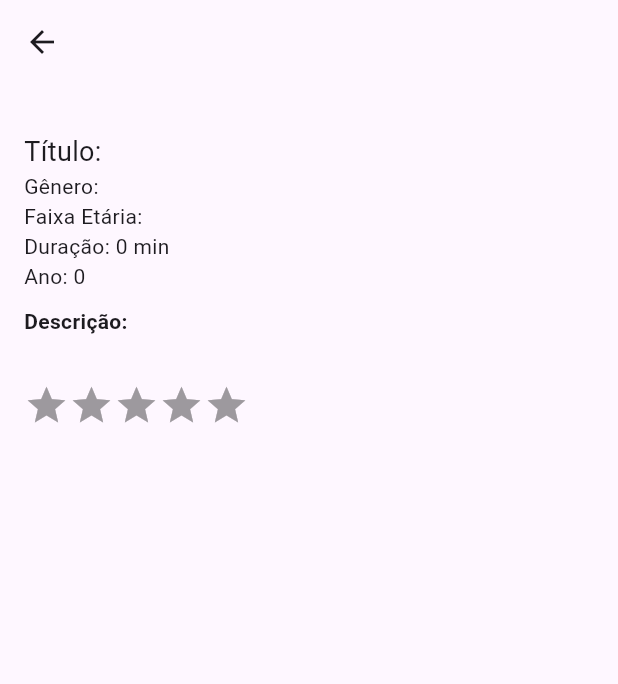
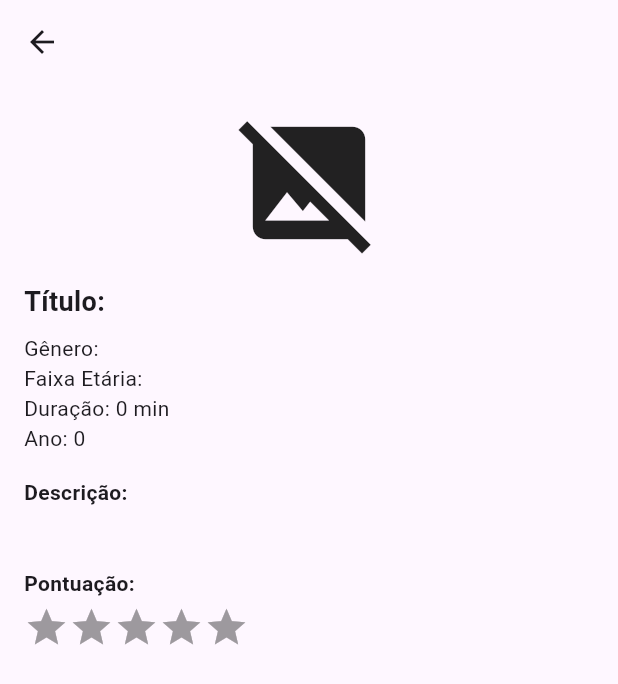
Before and after one commit to allanHenrique1/gerenciador_filmes, a Flutter app: the FilmeDetailView screen opened directly with empty values, on a phone screen of 412 x 824 dp. Shown: the top 684 px of the screen. Run offline on Flutter 3.47's test engine with Material 3 defaults, Android fonts, the phone set to English and light mode, and no system bars; drawn by our look-alikes of flutter_rating_bar; our stand-ins replace flutter_slidable, sqflite; accounts and stored records are empty.

Commit message:
refactor: correção definitiva do contexto de navegação e ajuste de carregamento de imagens

```diff
--- /dev/null
+++ b/devtools_options.yaml
@@ -0,0 +1,3 @@
+description: This file stores settings for Dart & Flutter DevTools.
+documentation: https://docs.flutter.dev/tools/devtools/extensions#configure-extension-enablement-states
+extensions:
--- a/lib/views/filme_detail_view.dart
+++ b/lib/views/filme_detail_view.dart
@@ -10,33 +10,59 @@ class FilmeDetailView extends StatelessWidget {
   @override
   Widget build(BuildContext context) {
     return Scaffold(
-      appBar: AppBar(
-        title: Text(filme.titulo),
-      ),
-      body: Padding(
+      appBar: AppBar(title: Text(filme.titulo)),
+      body: SafeArea(
+        child: Padding(
           padding: const EdgeInsets.all(16.0),
           child: ListView(
             children: [
-            Image.network(filme.urlImagem),
-            SizedBox(height: 16),
-            Text('Título: ${filme.titulo}', style: TextStyle(fontSize: 18)),
+              filme.urlImagem.isNotEmpty
+                  ? Image.network(
+                    filme.urlImagem,
+                    height: 200,
+                    fit: BoxFit.cover,
+                    errorBuilder:
+                        (context, error, stackTrace) =>
+                            const Icon(Icons.broken_image, size: 100),
+                  )
+                  : const Icon(Icons.image_not_supported, size: 100),
+              const SizedBox(height: 16),
+              Text(
+                'Título: ${filme.titulo}',
+                style: const TextStyle(
+                  fontSize: 18,
+                  fontWeight: FontWeight.bold,
+                ),
+              ),
+              const SizedBox(height: 8),
               Text('Gênero: ${filme.genero}'),
               Text('Faixa Etária: ${filme.faixaEtaria}'),
               Text('Duração: ${filme.duracao} min'),
               Text('Ano: ${filme.ano}'),
-            SizedBox(height: 10),
-            Text('Descrição:', style: TextStyle(fontWeight: FontWeight.bold)),
+              const SizedBox(height: 16),
+              const Text(
+                'Descrição:',
+                style: TextStyle(fontWeight: FontWeight.bold),
+              ),
+              const SizedBox(height: 4),
               Text(filme.descricao),
-            SizedBox(height: 10),
+              const SizedBox(height: 16),
+              const Text(
+                'Pontuação:',
+                style: TextStyle(fontWeight: FontWeight.bold),
+              ),
+              const SizedBox(height: 4),
               RatingBarIndicator(
                 rating: filme.pontuacao,
-              itemBuilder: (context, _) => Icon(Icons.star, color: Colors.amber),
+                itemBuilder:
+                    (context, _) => const Icon(Icons.star, color: Colors.amber),
                 itemCount: 5,
                 itemSize: 30.0,
               ),
             ],
           ),
         ),
+      ),
     );
   }
 }
```
Also changed, not shown: lib/views/filme_list_view.dart (+43 -30 lines), 1 other file. Lines whose indentation alone changed are shown as unchanged.
